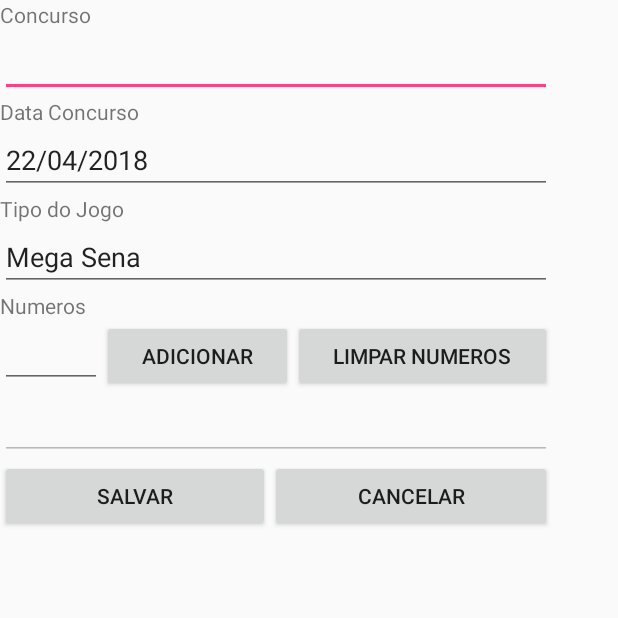
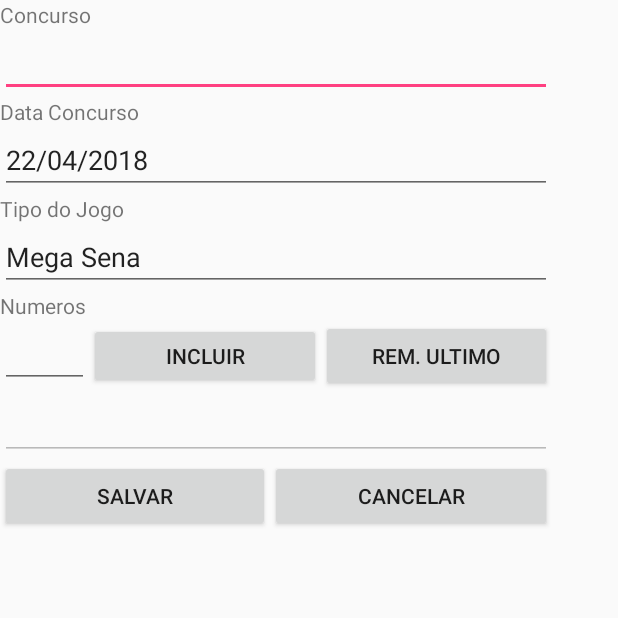
Before and after one commit to rafikrafael/trabalhoMobile02, an Android app: the AddJogo screen opened directly, with no data from a screen before it, on a phone screen of 412 x 824 dp, the top half of it. Run offline under Robolectric (Android 15) with nearby library versions, the phone set to English and light mode, and no system bars.

Commit message:
Melhorias na limpeza dos numeros

```diff
--- a/app/src/main/res/layout/activity_add_jogo.xml
+++ b/app/src/main/res/layout/activity_add_jogo.xml
@@ -66,7 +66,7 @@
 
             <EditText
                 android:id="@+id/editNumero"
-                android:layout_width="68dp"
+                android:layout_width="59dp"
                 android:layout_height="wrap_content"
                 android:ems="10"
                 android:inputType="number"
@@ -74,11 +74,11 @@
 
             <Button
                 android:id="@+id/btnAddNumero"
-                android:layout_width="wrap_content"
-                android:layout_height="wrap_content"
+                android:layout_width="111dp"
+                android:layout_height="44dp"
                 android:layout_weight="1"
-                android:text="Adicionar"
-                android:onClick="btnAdicionarNumeroClicked"/>
+                android:onClick="btnAdicionarNumeroClicked"
+                android:text="Incluir" />
             />
 
             <Button
@@ -86,7 +86,7 @@
                 android:layout_width="wrap_content"
                 android:layout_height="wrap_content"
                 android:layout_weight="1"
-                android:text="Limpar Numeros"
+                android:text="Rem. Ultimo"
                 android:onClick="btnLimparNumerosClicked"/>
         </LinearLayout>
 
```
Also changed, not shown: app/src/main/java/com/example/rafikrafael/trabalho2/AddJogo.java (+17 -10 lines).
